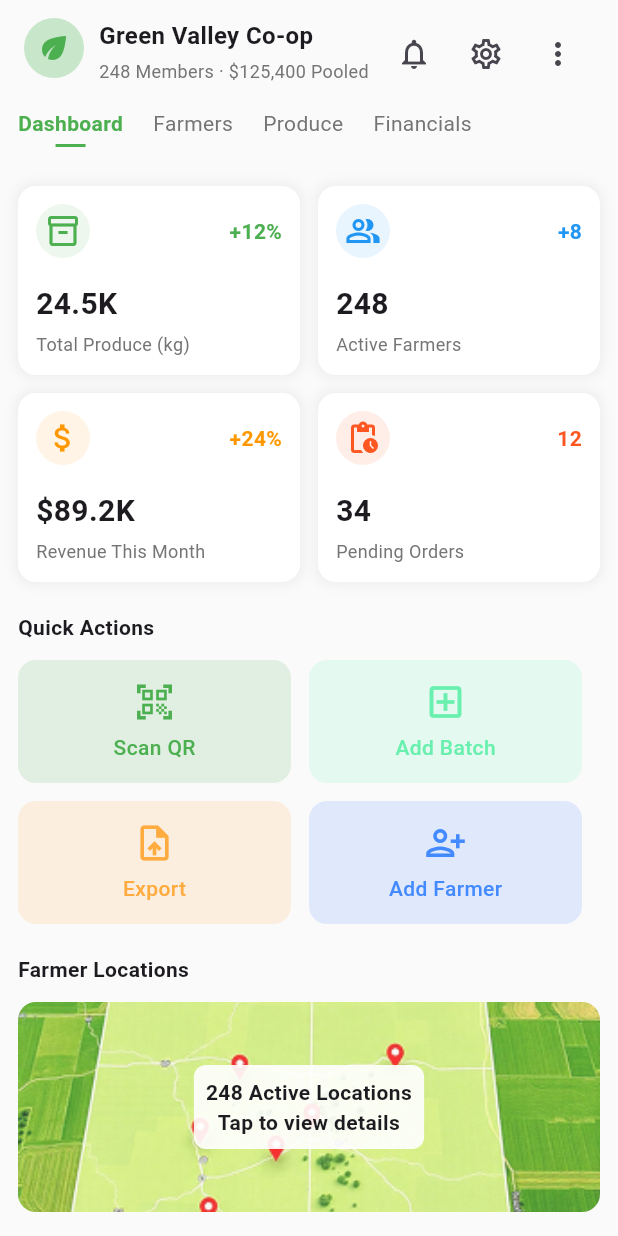
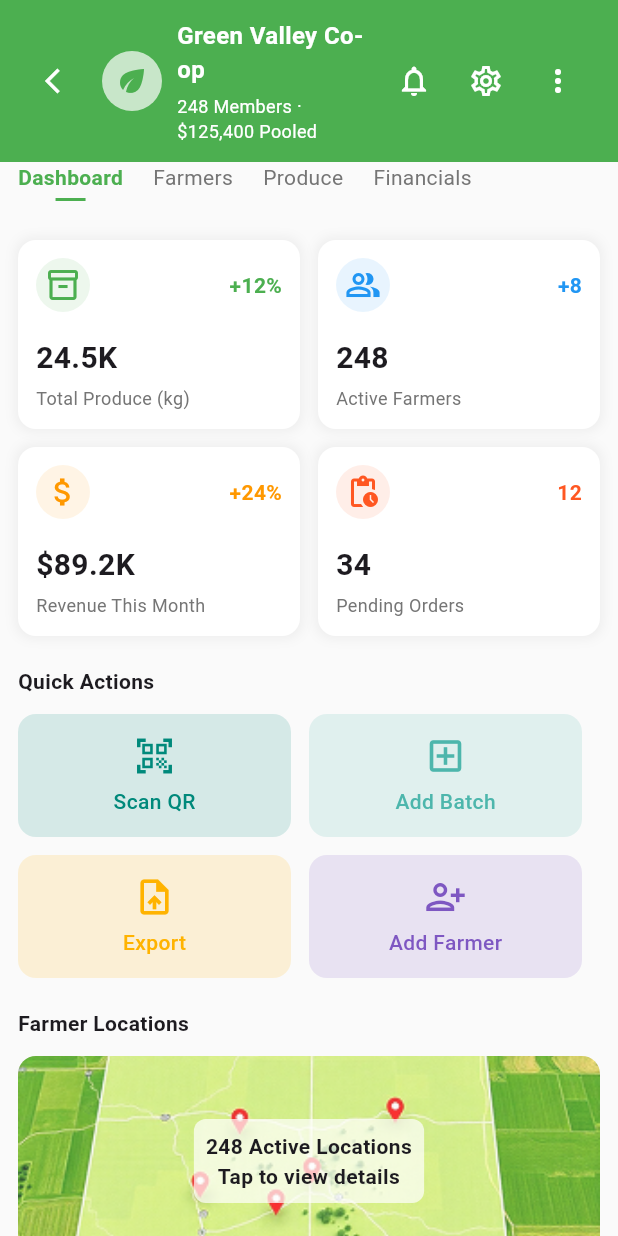
Before and after one commit to rohitvijayan1111/SIH-25, a Flutter app: the DashboardScreen screen opened directly, on a phone screen of 412 x 824 dp. Run offline on Flutter 3.47's test engine with Material 3 defaults, Android fonts, the phone set to English and light mode, and no system bars; our stand-ins replace cloud_firestore, firebase_auth, google_sign_in, image_picker, shared_preferences, speech_to_text; missing offline and left inert: translator; accounts and stored records are empty.

Commit message:
Config Files,Adjusted Cooperative Dashboard Screen

```diff
--- a/demo/lib/screens/coop_dashboard.dart
+++ b/demo/lib/screens/coop_dashboard.dart
@@ -1,5 +1,5 @@
 import 'package:flutter/material.dart';
-
+import './upload_produce_coop.dart';
 
 class DashboardScreen extends StatelessWidget {
   const DashboardScreen({super.key});
@@ -15,13 +15,29 @@
             children: [
               /// Header
               Container(
+                color: Colors.green,
                 padding: const EdgeInsets.symmetric(
                   horizontal: 16,
                   vertical: 12,
                 ),
+
                 child: Row(
-                  crossAxisAlignment: CrossAxisAlignment.start,
+                  crossAxisAlignment: CrossAxisAlignment.center,
                   children: [
+                    IconButton(
+                      icon: const Icon(
+                        Icons.arrow_back_ios,
+                        color: Colors.white,
+                      ),
+                      iconSize: 20, // Smaller icon to fit height
+                      padding:
+                          EdgeInsets.zero, // Remove default internal padding
+                      constraints:
+                          BoxConstraints(), // Remove min size constraints
+                      onPressed: () => Navigator.of(context).pop(),
+                    ),
+                    const SizedBox(width: 4),
+
                     /// App Logo
                     CircleAvatar(
                       radius: 20,
@@ -37,6 +53,7 @@
                           const Text(
                             "Green Valley Co-op",
                             style: TextStyle(
+                              color: Colors.white,
                               fontSize: 16,
                               fontWeight: FontWeight.bold,
                             ),
@@ -44,10 +61,7 @@
                           const SizedBox(height: 4),
                           Text(
                             "248 Members · \$125,400 Pooled",
-                            style: TextStyle(
-                              fontSize: 12,
-                              color: Colors.grey[600],
-                            ),
+                            style: TextStyle(fontSize: 12, color: Colors.white),
                           ),
                         ],
                       ),
@@ -59,14 +73,17 @@
                         IconButton(
                           onPressed: () {},
                           icon: const Icon(Icons.notifications_outlined),
+                          color: Colors.white,
                         ),
                         IconButton(
                           onPressed: () {},
                           icon: const Icon(Icons.settings_outlined),
+                          color: Colors.white,
                         ),
                         IconButton(
                           onPressed: () {},
                           icon: const Icon(Icons.more_vert),
+                          color: Colors.white,
                         ),
                       ],
                     ),
@@ -148,23 +165,51 @@
                       runSpacing: 12,
                       children: [
                         _QuickActionButton(
-                          label: "Scan QR",
-                          color: Colors.green,
+                          label: 'Scan QR',
+                          color: Colors.teal.shade600, // Rich teal
                           icon: Icons.qr_code_scanner,
                         ),
-                        _QuickActionButton(
-                          label: "Add Batch",
-                          color: Colors.greenAccent,
-                          icon: Icons.add_box_outlined,
+                        //
+                        // GestureDetector(
+                        //   onTap: () {
+                        //     Navigator.of(context).push(
+                        //       MaterialPageRoute(
+                        //         builder: (_) => UploadProduceScreen(),
+                        //       ),
+                        //     );
+                        //   },
+                        //   child: _QuickActionButton(
+                        //     label: 'Add Batch',
+                        //     color: Colors.teal.shade300,
+                        //     icon: Icons.add_box_outlined,
+                        //   ),
+                        // ),
+                        Material(
+                          color: Colors.transparent,
+                          child: InkWell(
+                            borderRadius: BorderRadius.circular(12),
+                            onTap: () {
+                              Navigator.of(context).push(
+                                MaterialPageRoute(
+                                  builder: (_) => UploadProduceScreen(),
+                                ),
+                              );
+                            },
+                            child: _QuickActionButton(
+                              label: 'Add Batch',
+                              color: Colors.teal.shade300,
+                              icon: Icons.add_box_outlined,
+                            ),
+                          ),
                         ),
                         _QuickActionButton(
-                          label: "Export",
-                          color: Colors.orangeAccent,
+                          label: 'Export',
+                          color: Colors.amber.shade600, // Warm amber
                           icon: Icons.upload_file,
                         ),
                         _QuickActionButton(
-                          label: "Add Farmer",
-                          color: Colors.blueAccent,
+                          label: 'Add Farmer',
+                          color: Colors.deepPurple.shade400, // Subtle purple
                           icon: Icons.person_add_alt,
                         ),
                       ],
@@ -202,7 +247,7 @@
                       child: Container(
                         padding: const EdgeInsets.all(8),
                         decoration: BoxDecoration(
-                          color: Colors.white.withOpacity(0.9),
+                          color: Colors.white70,
                           borderRadius: BorderRadius.circular(8),
                         ),
                         child: const Text(
--- a/demo/pubspec.yaml
+++ b/demo/pubspec.yaml
@@ -34,6 +34,8 @@
   image_picker: ^1.1.1
   provider: ^6.0.5
   shared_preferences: ^2.1.1
+  path_provider: ^2.0.11
+  path: ^1.8.2
 
   # The following adds the Cupertino Icons font to your application.
   # Use with the CupertinoIcons class for iOS style icons.
```
Also changed, not shown: demo/pubspec.lock, 2 other files.
